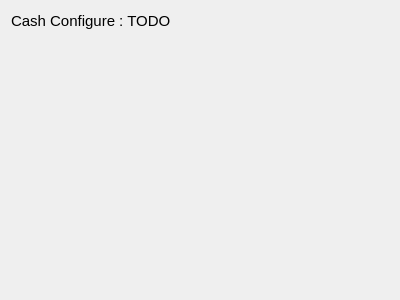
This is estorecpp/cashbalanceconfigure.ui in Watti/estorecpp as Qt 5 draws it before an edit. The edited form follows.
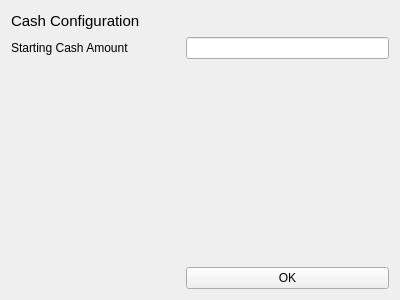
This is the edited form.

Commit message: cash configuration

Patch:
```diff
--- a/estorecpp/cashbalanceconfigure.ui
+++ b/estorecpp/cashbalanceconfigure.ui
@@ -13,8 +13,8 @@
   <property name="windowTitle">
    <string>Form</string>
   </property>
-  <layout class="QVBoxLayout" name="verticalLayout">
-   <item>
+  <layout class="QFormLayout" name="formLayout">
+   <item row="0" column="0">
     <layout class="QHBoxLayout" name="horizontalLayout">
      <item>
       <widget class="QLabel" name="label">
@@ -24,7 +24,7 @@
         </font>
        </property>
        <property name="text">
-        <string>Cash Configure : TODO</string>
+        <string>Cash Configuration</string>
        </property>
       </widget>
      </item>
@@ -43,7 +43,7 @@
      </item>
     </layout>
    </item>
-   <item>
+   <item row="2" column="0">
     <spacer name="verticalSpacer">
      <property name="orientation">
       <enum>Qt::Vertical</enum>
@@ -56,6 +56,30 @@
      </property>
     </spacer>
    </item>
+   <item row="3" column="1">
+    <widget class="QPushButton" name="pushButton">
+     <property name="text">
+      <string>OK</string>
+     </property>
+    </widget>
+   </item>
+   <item row="1" column="0">
+    <widget class="QLabel" name="label_2">
+     <property name="text">
+      <string>Starting Cash Amount</string>
+     </property>
+    </widget>
+   </item>
+   <item row="1" column="1">
+    <widget class="QLineEdit" name="startAmount"/>
+   </item>
+   <item row="0" column="1">
+    <widget class="QLabel" name="userLabel">
+     <property name="text">
+      <string/>
+     </property>
+    </widget>
+   </item>
   </layout>
  </widget>
  <resources/>
```
The commit also changes 3 other files.
